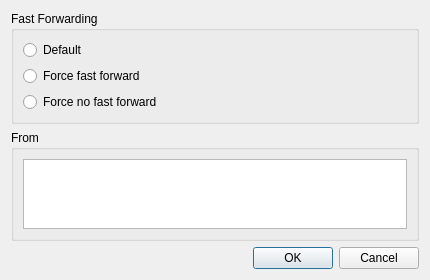
This is src/MergeDialog.ui in soramimi/Guitar as Qt 5 draws it before an edit. The edited form follows.
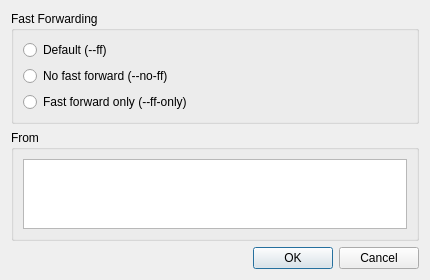
This is the edited form.

```diff
--- a/src/MergeDialog.ui
+++ b/src/MergeDialog.ui
@@ -23,21 +23,21 @@
       <item>
        <widget class="QRadioButton" name="radioButton_ff_default">
         <property name="text">
-         <string>Default</string>
+         <string>Default (--ff)</string>
         </property>
        </widget>
       </item>
       <item>
        <widget class="QRadioButton" name="radioButton_force_ff">
         <property name="text">
-         <string>Force fast forward</string>
+         <string>No fast forward (--no-ff)</string>
         </property>
        </widget>
       </item>
       <item>
        <widget class="QRadioButton" name="radioButton_force_no_ff">
         <property name="text">
-         <string>Force no fast forward</string>
+         <string>Fast forward only (--ff-only)</string>
         </property>
        </widget>
       </item>
```
Left out of the diff: 12 changed lines with no effect on the pictures.
